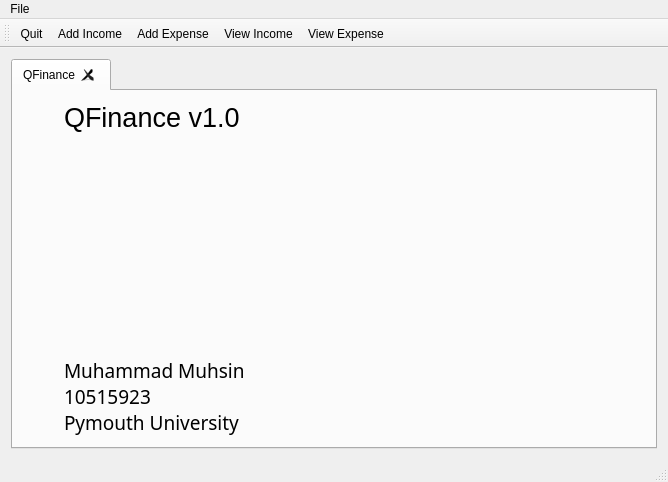
This is mainwindow.ui in m-muhsin/QFinance as Qt 5 draws it before an edit. The edited form follows.
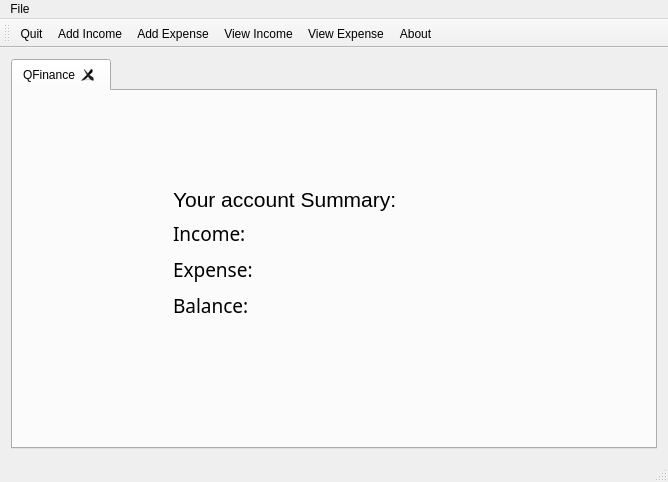
This is the edited form.

Commit message: Added About section, Added summary with showSummary method in mainwindnow

Patch:
```diff
--- a/mainwindow.ui
+++ b/mainwindow.ui
@@ -30,68 +30,215 @@
        <attribute name="title">
         <string>QFinance</string>
        </attribute>
-       <layout class="QHBoxLayout" name="horizontalLayout_2">
-        <item>
+       <layout class="QGridLayout" name="gridLayout">
+        <item row="1" column="1">
          <layout class="QGridLayout" name="gridLayout_2">
-          <item row="1" column="1">
-           <spacer name="verticalSpacer">
-            <property name="orientation">
-             <enum>Qt::Vertical</enum>
-            </property>
-            <property name="sizeHint" stdset="0">
-             <size>
-              <width>20</width>
-              <height>40</height>
-             </size>
-            </property>
-           </spacer>
-          </item>
           <item row="0" column="1">
            <widget class="QLabel" name="label">
             <property name="font">
              <font>
               <family>Segoe UI</family>
-              <pointsize>20</pointsize>
+              <pointsize>16</pointsize>
              </font>
             </property>
             <property name="text">
-             <string>QFinance v1.0</string>
+             <string>Your account Summary:</string>
             </property>
            </widget>
           </item>
-          <item row="2" column="1">
-           <widget class="QLabel" name="label_2">
-            <property name="font">
-             <font>
-              <family>Calibri Light</family>
-              <pointsize>14</pointsize>
-             </font>
-            </property>
-            <property name="text">
-             <string>Muhammad Muhsin 
-10515923 
-Pymouth University</string>
-            </property>
-           </widget>
-          </item>
-          <item row="1" column="0">
-           <spacer name="horizontalSpacer">
-            <property name="orientation">
-             <enum>Qt::Horizontal</enum>
-            </property>
-            <property name="sizeType">
-             <enum>QSizePolicy::Fixed</enum>
-            </property>
-            <property name="sizeHint" stdset="0">
-             <size>
-              <width>40</width>
-              <height>20</height>
-             </size>
-            </property>
-           </spacer>
+          <item row="1" column="1">
+           <layout class="QVBoxLayout" name="verticalLayout">
+            <item>
+             <layout class="QHBoxLayout" name="horizontalLayout_2">
+              <item>
+               <widget class="QLabel" name="lbLIncome">
+                <property name="minimumSize">
+                 <size>
+                  <width>70</width>
+                  <height>30</height>
+                 </size>
+                </property>
+                <property name="font">
+                 <font>
+                  <family>Calibri Light</family>
+                  <pointsize>14</pointsize>
+                 </font>
+                </property>
+                <property name="text">
+                 <string>Income: </string>
+                </property>
+               </widget>
+              </item>
+              <item>
+               <widget class="QLabel" name="lblIncomeAmount">
+                <property name="minimumSize">
+                 <size>
+                  <width>70</width>
+                  <height>30</height>
+                 </size>
+                </property>
+                <property name="font">
+                 <font>
+                  <family>Calibri Light</family>
+                  <pointsize>14</pointsize>
+                 </font>
+                </property>
+                <property name="styleSheet">
+                 <string notr="true">color: rgb(0, 255, 59)</string>
+                </property>
+                <property name="text">
+                 <string/>
+                </property>
+               </widget>
+              </item>
+             </layout>
+            </item>
+            <item>
+             <layout class="QHBoxLayout" name="horizontalLayout_3">
+              <item>
+               <widget class="QLabel" name="lblExpense">
+                <property name="minimumSize">
+                 <size>
+                  <width>70</width>
+                  <height>30</height>
+                 </size>
+                </property>
+                <property name="font">
+                 <font>
+                  <family>Calibri Light</family>
+                  <pointsize>14</pointsize>
+                 </font>
+                </property>
+                <property name="text">
+                 <string>Expense: </string>
+                </property>
+               </widget>
+              </item>
+              <item>
+               <widget class="QLabel" name="lblExpenseAmount">
+                <property name="minimumSize">
+                 <size>
+                  <width>70</width>
+                  <height>30</height>
+                 </size>
+                </property>
+                <property name="font">
+                 <font>
+                  <family>Calibri Light</family>
+                  <pointsize>14</pointsize>
+                 </font>
+                </property>
+                <property name="styleSheet">
+                 <string notr="true">color: rgb(255, 0, 0);</string>
+                </property>
+                <property name="text">
+                 <string/>
+                </property>
+               </widget>
+              </item>
+             </layout>
+            </item>
+            <item>
+             <layout class="QHBoxLayout" name="horizontalLayout_4">
+              <item>
+               <widget class="QLabel" name="lblBalance">
+                <property name="minimumSize">
+                 <size>
+                  <width>70</width>
+                  <height>30</height>
+                 </size>
+                </property>
+                <property name="font">
+                 <font>
+                  <family>Calibri Light</family>
+                  <pointsize>14</pointsize>
+                 </font>
+                </property>
+                <property name="text">
+                 <string>Balance:</string>
+                </property>
+               </widget>
+              </item>
+              <item>
+               <widget class="QLabel" name="lblBalanceAmount">
+                <property name="minimumSize">
+                 <size>
+                  <width>70</width>
+                  <height>30</height>
+                 </size>
+                </property>
+                <property name="font">
+                 <font>
+                  <family>Calibri Light</family>
+                  <pointsize>14</pointsize>
+                 </font>
+                </property>
+                <property name="text">
+                 <string/>
+                </property>
+               </widget>
+              </item>
+             </layout>
+            </item>
+           </layout>
           </item>
          </layout>
         </item>
+        <item row="2" column="1">
+         <spacer name="verticalSpacer">
+          <property name="orientation">
+           <enum>Qt::Vertical</enum>
+          </property>
+          <property name="sizeHint" stdset="0">
+           <size>
+            <width>20</width>
+            <height>116</height>
+           </size>
+          </property>
+         </spacer>
+        </item>
+        <item row="0" column="1">
+         <spacer name="verticalSpacer_2">
+          <property name="orientation">
+           <enum>Qt::Vertical</enum>
+          </property>
+          <property name="sizeHint" stdset="0">
+           <size>
+            <width>20</width>
+            <height>40</height>
+           </size>
+          </property>
+         </spacer>
+        </item>
+        <item row="1" column="2">
+         <spacer name="horizontalSpacer_2">
+          <property name="orientation">
+           <enum>Qt::Horizontal</enum>
+          </property>
+          <property name="sizeHint" stdset="0">
+           <size>
+            <width>30</width>
+            <height>20</height>
+           </size>
+          </property>
+         </spacer>
+        </item>
+        <item row="1" column="0">
+         <spacer name="horizontalSpacer">
+          <property name="orientation">
+           <enum>Qt::Horizontal</enum>
+          </property>
+          <property name="sizeType">
+           <enum>QSizePolicy::Fixed</enum>
+          </property>
+          <property name="sizeHint" stdset="0">
+           <size>
+            <width>149</width>
+            <height>20</height>
+           </size>
+          </property>
+         </spacer>
+        </item>
        </layout>
       </widget>
      </widget>
@@ -127,6 +274,7 @@
    <addaction name="actionAdd_Expense"/>
    <addaction name="actionView_Income"/>
    <addaction name="actionView_Expense"/>
+   <addaction name="actionAbout"/>
   </widget>
   <widget class="QStatusBar" name="statusBar"/>
   <action name="actionQuit">
@@ -175,6 +323,14 @@
     <string>View Expense records in a table</string>
    </property>
   </action>
+  <action name="actionAbout">
+   <property name="text">
+    <string>About</string>
+   </property>
+   <property name="toolTip">
+    <string>About QFinance</string>
+   </property>
+  </action>
  </widget>
  <layoutdefault spacing="6" margin="11"/>
  <resources/>
```
The commit also changes 12 other files.
